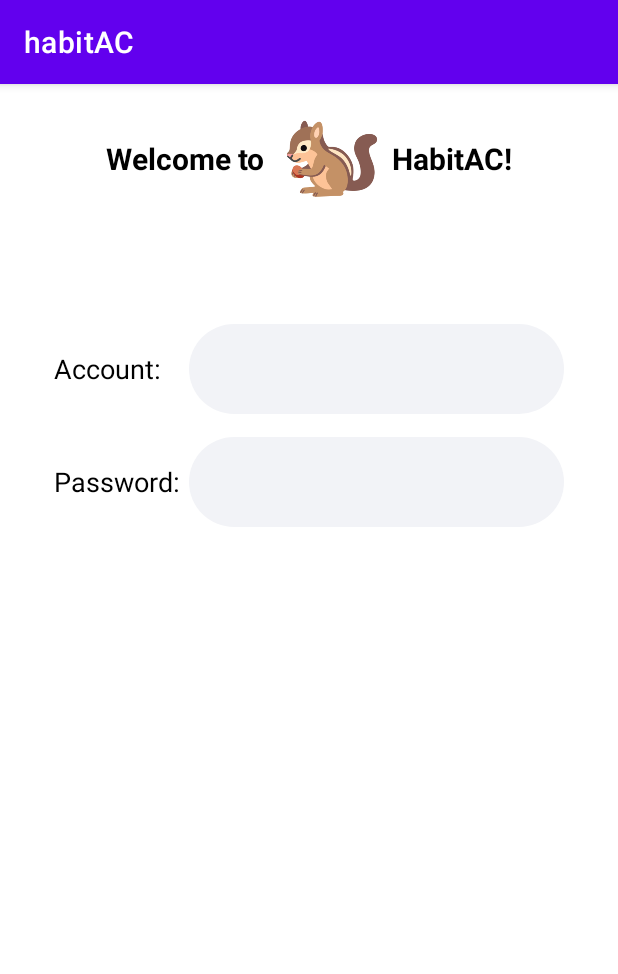
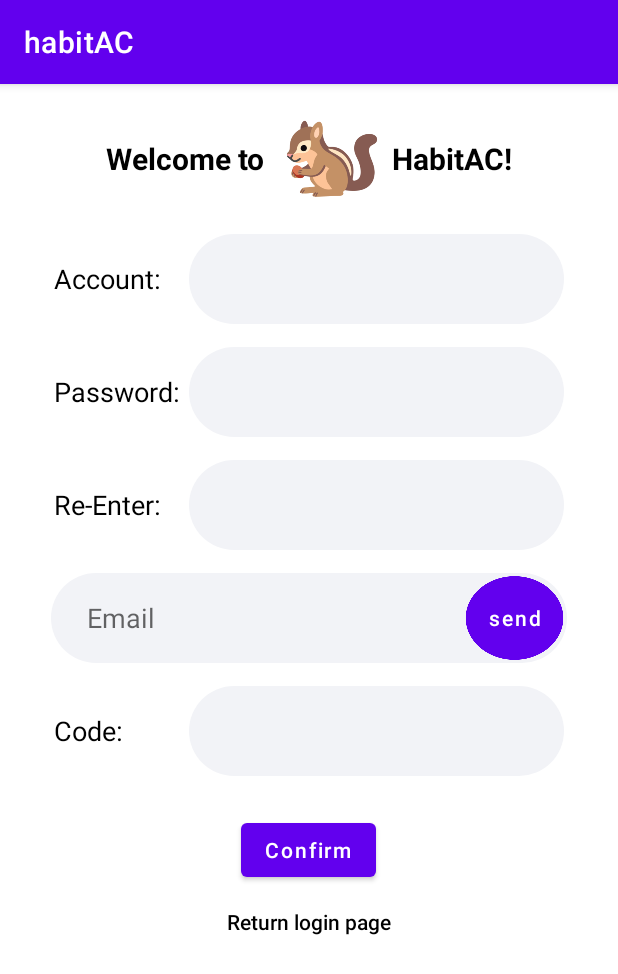
Before and after one commit to THLiu55/HabbitAC, an Android app: the SignUp screen opened directly, with no data from a screen before it, on a phone screen of 412 x 824 dp. Shown: the top 974 px of the screen. Run offline under Robolectric (Android 15) with nearby library versions, the phone set to English and light mode, and no system bars.

Commit message:
signUp界面前端开发

```diff
--- a/app/src/main/res/layout/activity_sign_up.xml
+++ b/app/src/main/res/layout/activity_sign_up.xml
@@ -39,9 +39,6 @@
             android:textStyle="bold" />
     </LinearLayout>
 
-    <ScrollView
-        android:layout_width="match_parent"
-        android:layout_height="wrap_content">
     <LinearLayout
         android:layout_width="match_parent"
         android:layout_height="wrap_content"
@@ -51,7 +48,7 @@
             android:orientation="horizontal"
             android:layout_width="wrap_content"
             android:layout_height="60dp"
-                android:layout_marginTop="60dp"
+
             android:layout_gravity="center">
             <TextView
                 android:layout_width="90dp"
@@ -99,10 +96,109 @@
                     />
             </LinearLayout>
         </LinearLayout>
+        <LinearLayout
+            android:orientation="horizontal"
+            android:layout_width="wrap_content"
+            android:layout_height="60dp"
+            android:layout_marginTop="15dp"
+            android:layout_gravity="center">
+            <TextView
+                android:layout_width="90dp"
+                android:layout_height="wrap_content"
+                android:layout_gravity="center_vertical"
+                android:textSize="18sp"
+                android:text="Re-Enter:"
+                android:textColor="@color/black"/>
+            <LinearLayout
+                android:layout_width="250dp"
+                android:layout_height="60dp"
+                android:background="@drawable/input">
+                <EditText
+                    android:id="@+id/password_signup_Re_enter"
+                    android:layout_width="200dp"
+                    android:layout_height="60dp"
+                    android:layout_marginLeft="24dp"
+                    android:background="@null"
+                    />
+            </LinearLayout>
+        </LinearLayout>
+        <LinearLayout
+            android:orientation="horizontal"
+            android:layout_width="wrap_content"
+            android:layout_height="60dp"
+            android:layout_marginTop="15dp"
+            android:layout_gravity="center">
+            <LinearLayout
+                android:layout_width="wrap_content"
+                android:layout_height="60dp"
+                android:background="@drawable/input">
+                <EditText
+                    android:id="@+id/email_signup"
+                    android:layout_width="200dp"
+                    android:layout_height="60dp"
+                    android:layout_marginLeft="24dp"
+                    android:background="@null"
+                    android:hint="Email"
+                    />
+                <Button
+                    android:layout_width="70dp"
+                    android:layout_marginLeft="50dp"
+                    android:layout_height="match_parent"
+                    android:background="@drawable/sent_icon"
+                    android:text="send"
+                    android:textAllCaps="false">
+                </Button
+                    >
+            </LinearLayout>
+        </LinearLayout>
+        <LinearLayout
+            android:orientation="horizontal"
+            android:layout_width="wrap_content"
+            android:layout_height="60dp"
+            android:layout_marginTop="15dp"
+            android:layout_gravity="center">
+            <TextView
+                android:layout_width="90dp"
+                android:layout_height="wrap_content"
+                android:layout_gravity="center_vertical"
+                android:textSize="18sp"
+                android:text="Code:"
+                android:textColor="@color/black"/>
+            <LinearLayout
+                android:layout_width="250dp"
+                android:layout_height="60dp"
+                android:background="@drawable/input">
+                <EditText
+                    android:id="@+id/code_signup"
+                    android:layout_width="200dp"
+                    android:layout_height="60dp"
+                    android:layout_marginLeft="24dp"
+                    android:background="@null"
+                    />
+            </LinearLayout>
+        </LinearLayout>
+        <Button
+            android:layout_marginTop="25dp"
+            android:id="@+id/confirm_button_signup"
+            android:layout_width="wrap_content"
+            android:layout_height="wrap_content"
+            android:text="Confirm"
+            android:textAllCaps="false"
+            android:layout_gravity="center"/>
 
     </LinearLayout>
 
-    </ScrollView>
+
+
+
+    <Button
+        android:layout_width="wrap_content"
+        android:layout_height="wrap_content"
+        style="@style/Widget.AppCompat.Button.Borderless"
+        android:text="Return login page"
+        android:textAllCaps="false"
+        android:textColor="@color/black"
+        android:layout_gravity="center"/>
 
 
 </LinearLayout>
```
Also changed, not shown: app/src/main/res/drawable/sent_icon.webp (added). Lines whose indentation alone changed are shown as unchanged.
